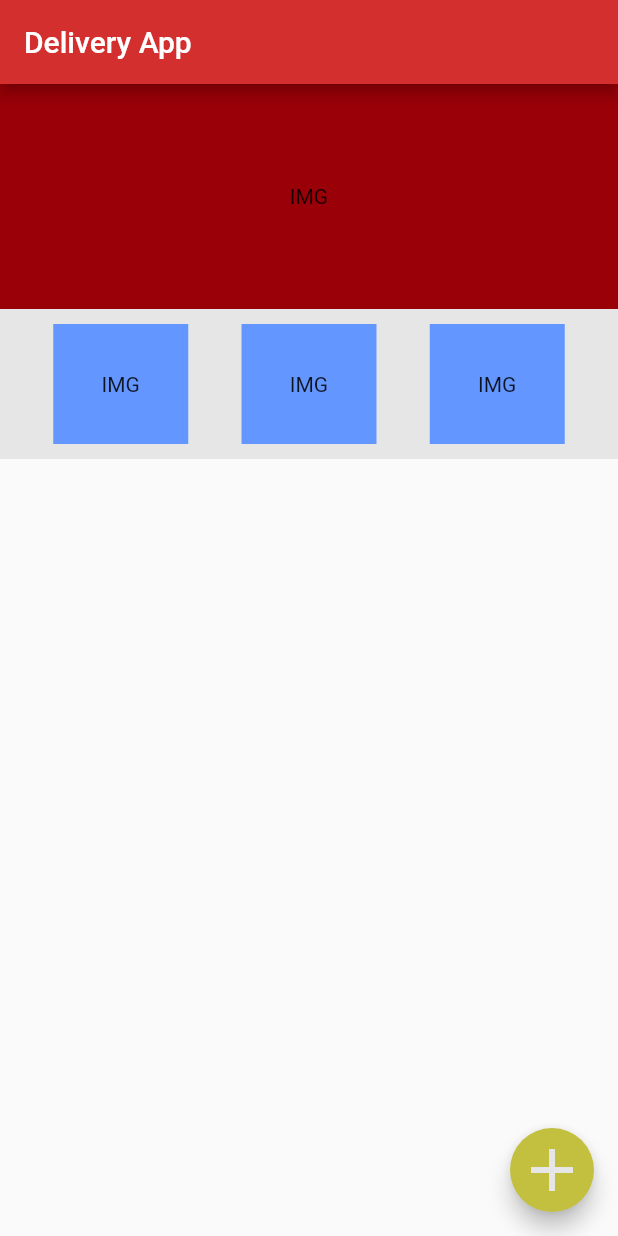
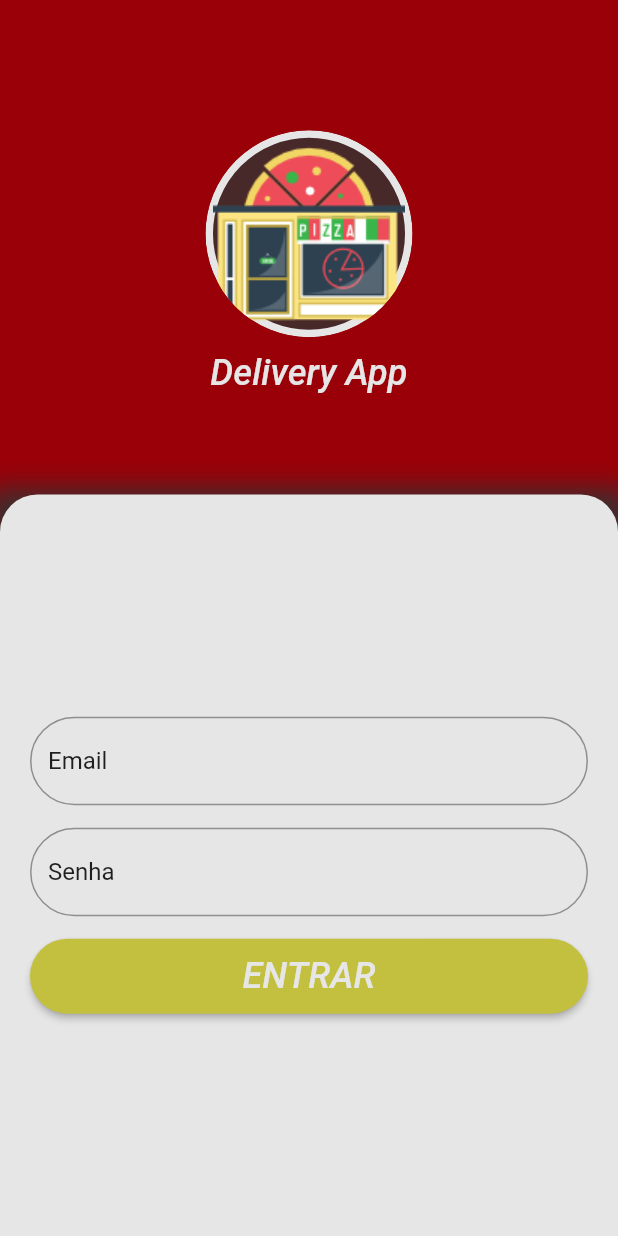
Before and after one commit to thizer/delivery_app, a Flutter app: the screen it shows after launch, on a phone screen of 412 x 824 dp. Run offline on Flutter 3.47's test engine with Material 2 defaults, Android fonts, the phone set to English and light mode, and no system bars; our stand-ins replace cloud_firestore; accounts and stored records are empty.

Commit message:
Tela de login parte 2, video de fato

```diff
--- a/lib/layout.dart
+++ b/lib/layout.dart
@@ -30,7 +30,7 @@ class Layout {
   static Color secondaryDark([double opacity = 1]) => Color(0xff8f9000).withOpacity(opacity);
 
   static Color light([double opacity = 1]) => Color.fromRGBO(230, 230, 230, opacity);
-  static Color dark([double opacity = 1]) => primaryDark(opacity);
+  static Color dark([double opacity = 1]) => Color(0xff333333).withOpacity(opacity);
 
   static Color danger([double opacity = 1]) => Color.fromRGBO(217, 74, 74, opacity);
   static Color success([double opacity = 1]) => Color.fromRGBO(5, 100, 50, opacity);
--- /dev/null
+++ b/lib/login.dart
@@ -0,0 +1,124 @@
+import 'package:delivery_app/layout.dart';
+import 'package:flutter/material.dart';
+
+class LoginPage extends StatelessWidget {
+  @override
+  Widget build(BuildContext context) {
+    //
+    // Captura o tema do titulo
+    TextStyle titleTheme = Theme.of(context).textTheme.title.copyWith(
+          color: Layout.light(),
+        );
+
+    return Scaffold(
+      backgroundColor: Layout.primaryDark(),
+      body: Column(
+        children: <Widget>[
+          Expanded(
+            child: Column(
+              mainAxisAlignment: MainAxisAlignment.center,
+              children: <Widget>[
+                SizedBox(height: 20),
+                ClipRRect(
+                  child: Container(
+                    decoration: BoxDecoration(
+                      border: Border.all(
+                        color: Layout.light(),
+                        width: 5,
+                      ),
+                      borderRadius: BorderRadius.circular(150),
+                      color: Layout.dark(.8),
+                    ),
+                    child: Image.asset('assets/pizza-logo-2.png'),
+                  ),
+                  borderRadius: BorderRadius.circular(150),
+                ),
+                SizedBox(height: 10),
+                Text('Delivery App', style: titleTheme),
+              ],
+            ),
+          ),
+          Stack(
+            children: <Widget>[
+              Positioned(
+                top: 5,
+                left: 0,
+                right: 0,
+                child: Container(
+                  height: 50,
+                  decoration: BoxDecoration(
+                    color: Colors.transparent,
+                    boxShadow: [
+                      BoxShadow(
+                        color: Layout.dark(),
+                        offset: const Offset(0, 0),
+                        spreadRadius: 8,
+                        blurRadius: 15,
+                      ),
+                    ],
+                  ),
+                ),
+              ),
+              Container(
+                decoration: BoxDecoration(
+                  borderRadius: BorderRadius.only(
+                    topLeft: Radius.circular(25),
+                    topRight: Radius.circular(25),
+                  ),
+                  color: Layout.light(),
+                ),
+                height: MediaQuery.of(context).size.height * .6,
+                child: Padding(
+                  padding: EdgeInsets.all(20),
+                  child: Column(
+                    mainAxisAlignment: MainAxisAlignment.center,
+                    children: <Widget>[
+                      TextFormField(
+                        decoration: InputDecoration(
+                          border: OutlineInputBorder(
+                            borderRadius: BorderRadius.all(
+                              Radius.circular(50),
+                            ),
+                          ),
+                        ),
+                        initialValue: 'Email',
+                      ),
+                      SizedBox(height: 15),
+                      TextFormField(
+                        decoration: InputDecoration(
+                          border: OutlineInputBorder(
+                            borderRadius: BorderRadius.all(
+                              Radius.circular(50),
+                            ),
+                          ),
+                        ),
+                        initialValue: 'Senha',
+                      ),
+                      SizedBox(height: 15),
+                      SizedBox(
+                        width: double.infinity,
+                        height: 50,
+                        child: RaisedButton(
+                          shape: RoundedRectangleBorder(
+                            borderRadius: BorderRadius.all(
+                              Radius.circular(50),
+                            ),
+                          ),
+                          onPressed: () {},
+                          child: Text(
+                            'ENTRAR',
+                            style: titleTheme,
+                          ),
+                        ),
+                      )
+                    ],
+                  ),
+                ),
+              )
+            ],
+          )
+        ],
+      ),
+    );
+  }
+}
--- a/lib/main.dart
+++ b/lib/main.dart
@@ -1,5 +1,6 @@
 import 'package:cloud_firestore/cloud_firestore.dart';
 import 'package:delivery_app/layout.dart';
+import 'package:delivery_app/login.dart';
 import 'package:flutter/material.dart';
 
 void main() => runApp(MyApp());
@@ -22,7 +23,11 @@ class MyApp extends StatelessWidget {
           textTheme: ButtonTextTheme.primary,
         ),
       ),
-      home: MyHomePage(title: 'Flutter Demo Home Page'),
+      debugShowCheckedModeBanner: false,
+      routes: {
+        '/': (context) => LoginPage(),
+        '/home': (context) => MyHomePage(title: 'Delivery App'),
+      },
     );
   }
 }
--- a/pubspec.yaml
+++ b/pubspec.yaml
@@ -42,7 +42,10 @@ flutter:
   uses-material-design: true
 
   # To add assets to your application, add an assets section, like this:
-  # assets:
+  assets:
+    - assets/pizza-logo-1.png
+    - assets/pizza-logo-2.png
+    - assets/pizza-logo-3.png
   #  - images/a_dot_burr.jpeg
   #  - images/a_dot_ham.jpeg
 
```
Also changed, not shown: assets/pizza-logo-1.png (added), assets/pizza-logo-2.png (added), assets/pizza-logo-3.png (added).
